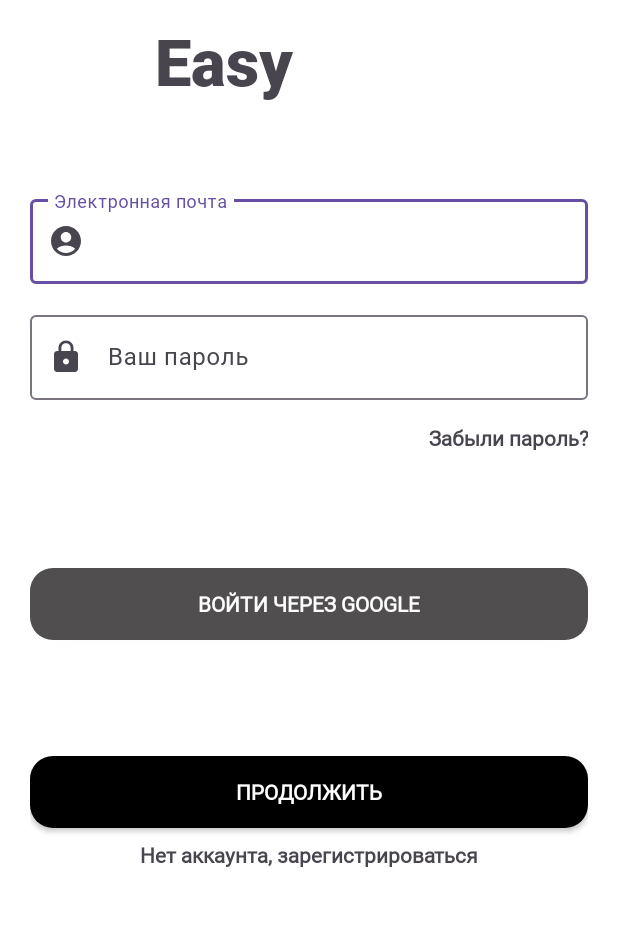
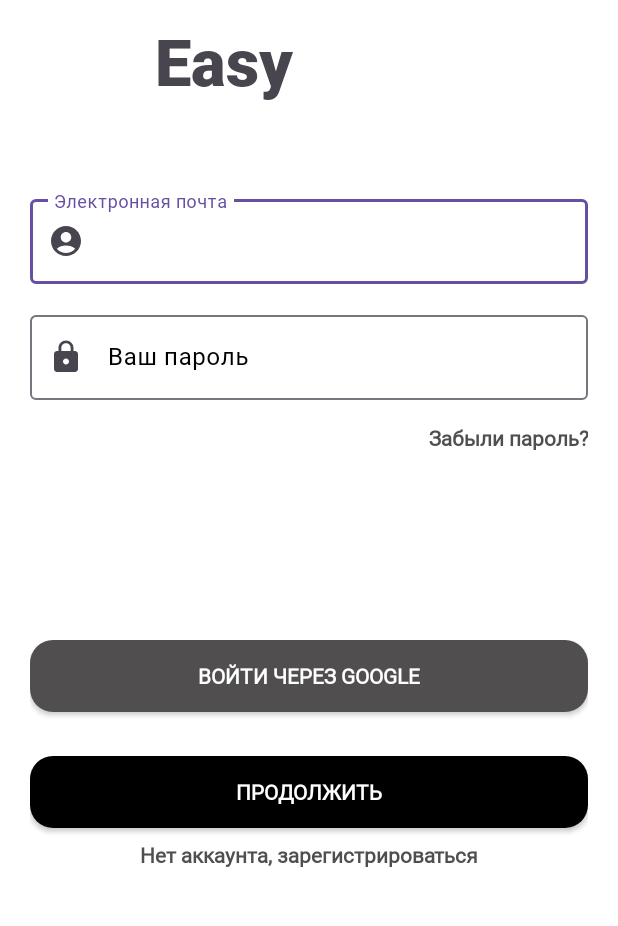
Before and after one commit to hereyourname-hub/IS, an Android app: the layout activity_login.xml on its own in the app's theme, with its tools: preview values and no code run, on a phone screen of 412 x 824 dp, the part 301-1227 px from its top. Run offline under Robolectric (Android 15) with nearby library versions, the phone set to English and light mode, and no system bars.

Commit message:
login with google

```diff
--- a/app/src/main/res/layout/activity_forgot_password.xml
+++ b/app/src/main/res/layout/activity_forgot_password.xml
@@ -17,6 +17,7 @@
         android:fontFamily="@font/inter"
         android:text="Забыли пароль?"
         android:textSize="40dp"
+        android:textColor="@color/black"
         app:layout_constraintEnd_toEndOf="parent"
         app:layout_constraintStart_toStartOf="parent"
         app:layout_constraintTop_toTopOf="parent" />
@@ -27,6 +28,7 @@
         android:layout_height="62dp"
         android:layout_marginTop="50dp"
         android:hint="Ваша электронная почта"
+        android:textColorHint="@color/black"
         app:layout_constraintEnd_toEndOf="parent"
         app:layout_constraintStart_toStartOf="parent"
         app:layout_constraintTop_toBottomOf="@+id/tv_forgot"
--- a/app/src/main/res/layout/activity_login.xml
+++ b/app/src/main/res/layout/activity_login.xml
@@ -14,6 +14,7 @@
         android:layout_height="wrap_content"
         android:layout_marginTop="52dp"
         android:hint="Электронная почта"
+        android:textColorHint="@color/black"
         app:layout_constraintEnd_toEndOf="parent"
         app:layout_constraintStart_toStartOf="parent"
         app:layout_constraintTop_toBottomOf="@+id/tv_login_title"
@@ -33,6 +34,7 @@
         android:layout_height="wrap_content"
         android:layout_marginTop="15dp"
         android:hint="Ваш пароль"
+        android:textColorHint="@color/black"
         app:layout_constraintEnd_toEndOf="parent"
         app:layout_constraintStart_toStartOf="parent"
         app:layout_constraintTop_toBottomOf="@+id/til_email"
@@ -61,16 +63,16 @@
         app:layout_constraintStart_toStartOf="parent" />
 
     <androidx.appcompat.widget.AppCompatButton
-        android:id="@+id/btn_login_google"
+        android:id="@+id/btnSignIn"
         style="@style/ButtonGoogle"
         android:layout_width="match_parent"
         android:layout_height="wrap_content"
         android:text="Войти через Google"
         app:layout_constraintBottom_toTopOf="@+id/btn_login"
         app:layout_constraintEnd_toEndOf="parent"
-        app:layout_constraintHorizontal_bias="0.6"
         app:layout_constraintStart_toStartOf="parent"
-        app:layout_constraintTop_toBottomOf="@+id/tv_forgot_pw" />
+        app:layout_constraintTop_toBottomOf="@+id/tv_forgot_pw"
+        app:layout_constraintVertical_bias="0.812" />
 
     <TextView
         android:id="@+id/tv_havent_account"
@@ -81,6 +83,7 @@
         android:text="Нет аккаунта, зарегистрироваться"
         android:textAlignment="center"
         android:textStyle="bold"
+        android:textColor="@color/primary_color"
         app:layout_constraintBottom_toBottomOf="parent"
         app:layout_constraintEnd_toEndOf="parent"
         app:layout_constraintStart_toStartOf="parent" />
@@ -116,6 +119,7 @@
         android:layout_marginTop="15dp"
         android:fontFamily="@font/roboto"
         android:text="Забыли пароль?"
+        android:textColor="@color/primary_color"
         android:textAlignment="textEnd"
         android:textStyle="bold"
         app:layout_constraintEnd_toEndOf="parent"
--- a/app/src/main/res/layout/activity_register.xml
+++ b/app/src/main/res/layout/activity_register.xml
@@ -26,6 +26,7 @@
         android:layout_marginTop="230dp"
         android:fontFamily="@font/robotoblack"
         android:text="Easy Shelf"
+        android:textColor="@color/black"
         android:textSize="43dp"
         android:textStyle="bold"
         app:layout_constraintEnd_toEndOf="parent"
@@ -39,6 +40,7 @@
         android:layout_height="wrap_content"
         android:layout_marginTop="52dp"
         android:hint="Электронная почта"
+        android:textColorHint="@color/black"
         app:layout_constraintEnd_toEndOf="parent"
         app:layout_constraintStart_toStartOf="parent"
         app:layout_constraintTop_toBottomOf="@+id/tv_register_sub_title"
@@ -58,6 +60,7 @@
         android:layout_height="wrap_content"
         android:layout_marginTop="15dp"
         android:hint="Ваш пароль"
+        android:textColorHint="@color/black"
         app:layout_constraintEnd_toEndOf="parent"
         app:layout_constraintStart_toStartOf="parent"
         app:layout_constraintTop_toBottomOf="@+id/til_email"
@@ -94,6 +97,7 @@
         android:text="У меня есть аккаунт"
         android:textAlignment="center"
         android:textStyle="bold"
+        android:textColor="@color/primary_color"
         app:layout_constraintBottom_toBottomOf="parent"
         app:layout_constraintEnd_toEndOf="parent"
         app:layout_constraintStart_toStartOf="parent" />
--- a/app/src/main/res/layout/fragment_home.xml
+++ b/app/src/main/res/layout/fragment_home.xml
@@ -25,6 +25,7 @@
         android:layout_width="wrap_content"
         android:layout_height="wrap_content"
         android:layout_gravity="center"
+        android:layout_marginTop="-60dp"
         android:src="@drawable/logo" />
 
 </FrameLayout>
--- a/app/src/main/res/values/strings.xml
+++ b/app/src/main/res/values/strings.xml
@@ -5,6 +5,6 @@
     <!-- TODO: Remove or change this placeholder text -->
     <string name="hello_blank_fragment">Hello blank fragment</string>
     <string name="settings">Settings</string>
-    <string name="default_web_client_id">1234</string>
+    <string name="default_web_client_id">625474425561-rbaqms1oe2o46c1fekj03nelqf0pmi2r.apps.googleusercontent.com</string>
 
 </resources>
```
Also changed, not shown: app/build.gradle (+10 -19 lines), app/src/main/java/com/example/easyshelf/LoginActivity.java (+64 -6 lines).
